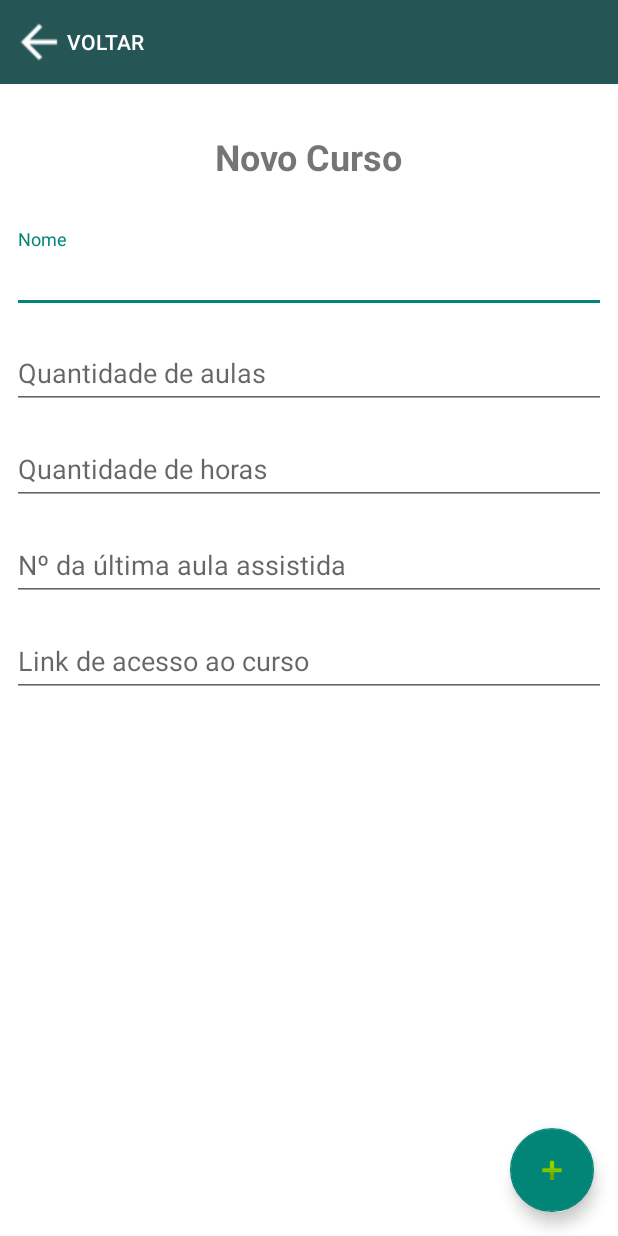
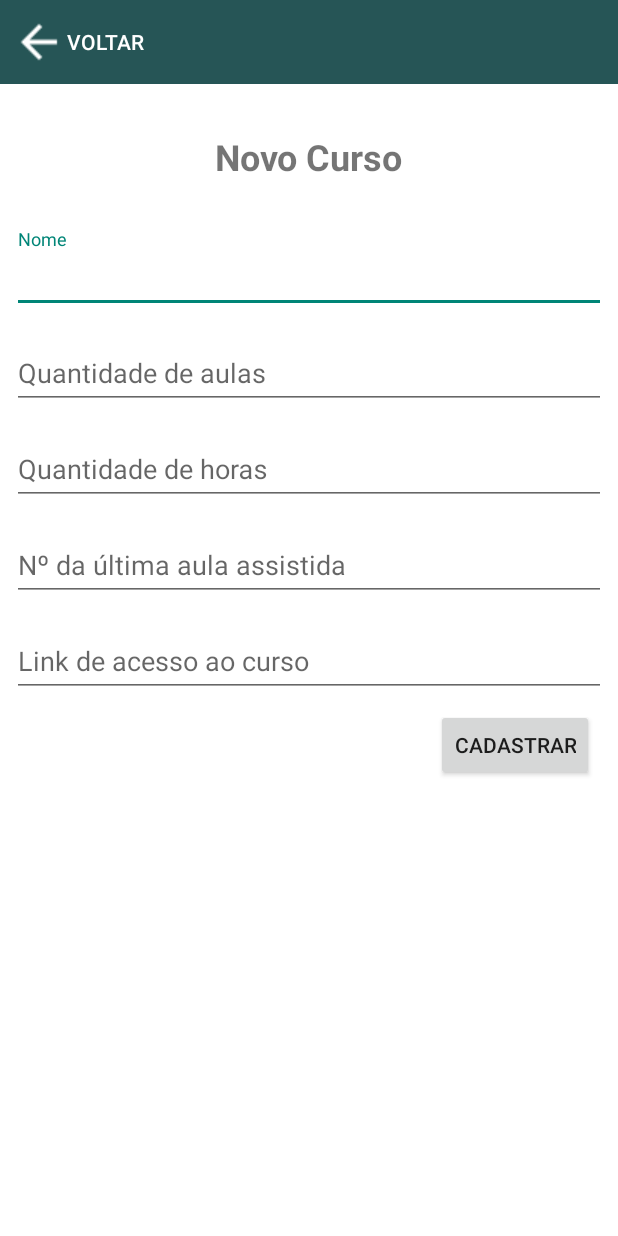
Before and after one commit to EmersonDantas/CoursesCounter, an Android app: the AddNewCourseActivity screen opened directly, with no data from a screen before it, on a phone screen of 412 x 824 dp. Run offline under Robolectric (Android 15) with nearby library versions, the phone set to English and light mode, and no system bars.

Commit message:
Adicionado pedido de confirmação do usuario ao deletar um curso; limpando componentes de texto ao cadastrar novo curso.

```diff
--- a/app/src/main/java/me/emersondantas/coursescounter/activity/AddNewCourseActivity.java
+++ b/app/src/main/java/me/emersondantas/coursescounter/activity/AddNewCourseActivity.java
@@ -1,10 +1,6 @@
 package me.emersondantas.coursescounter.activity;
 
-import android.annotation.SuppressLint;
-import android.annotation.TargetApi;
 import android.graphics.drawable.Drawable;
-import android.os.Build;
-import android.support.annotation.RequiresApi;
 import android.support.design.widget.FloatingActionButton;
 import android.support.design.widget.Snackbar;
 import android.support.v7.app.AppCompatActivity;
@@ -20,8 +16,7 @@ import me.emersondantas.coursescounter.model.bean.Course;
 import me.emersondantas.coursescounter.model.dao.CourseDAO;
 
 public class AddNewCourseActivity extends AppCompatActivity {
-    private Button btnBack;
-    private FloatingActionButton btnRegister;
+    private Button btnBack, btnRegister;
     private EditText etName, etNumLessons, etNumHours, etCurrentLesson, etLink;
 
     protected void onCreate(Bundle savedInstanceState) {
@@ -56,6 +51,7 @@ public class AddNewCourseActivity extends AppCompatActivity {
                 try {
                     newCourse = catchingDados();
                     CourseDAO.getInstance(getApplicationContext()).insertInTo(newCourse);
+                    clearAllImput();
                     showSnackBarResult(v, true);
                     CourseAdapter.getInstance().updateRecyclerView();
                 } catch (InvalidInputException e) {
@@ -118,6 +114,14 @@ public class AddNewCourseActivity extends AppCompatActivity {
         }
     }
 
+    private void clearAllImput(){
+        etName.setText("");
+        etNumLessons.setText("");
+        etNumHours.setText("");
+        etCurrentLesson.setText("");
+        etLink.setText("");
+    }
+
     private void showSnackBarResult(View v, boolean result){
         Snackbar resultBar = Snackbar.make(v, "result", Snackbar.LENGTH_LONG);
 
--- a/app/src/main/java/me/emersondantas/coursescounter/fragment/EditCourseFragment.java
+++ b/app/src/main/java/me/emersondantas/coursescounter/fragment/EditCourseFragment.java
@@ -1,17 +1,13 @@
 package me.emersondantas.coursescounter.fragment;
 
 
-import android.content.Context;
 import android.os.Bundle;
 import android.support.design.widget.TextInputEditText;
 import android.support.v4.app.Fragment;
-import android.util.Log;
 import android.view.LayoutInflater;
 import android.view.View;
 import android.view.ViewGroup;
 import android.widget.Button;
-import android.widget.EditText;
-import android.widget.Toast;
 
 import me.emersondantas.coursescounter.R;
 import me.emersondantas.coursescounter.activity.MenuActivity;
--- a/app/src/main/res/layout/activity_add_new_course.xml
+++ b/app/src/main/res/layout/activity_add_new_course.xml
@@ -5,13 +5,12 @@
     android:layout_width="match_parent"
     android:layout_height="match_parent"
     android:background="@android:color/background_light"
-    android:theme="@style/course_counter_theme"
     tools:context=".activity.AddNewCourseActivity">
 
     <android.support.v7.widget.Toolbar
         android:id="@+id/toolbar2"
         android:layout_width="0dp"
-        android:layout_height="wrap_content"
+        android:layout_height="56dp"
         android:background="@color/main_color_green"
         android:minHeight="?attr/actionBarSize"
         android:theme="?attr/actionBarTheme"
@@ -166,17 +165,15 @@
         app:layout_constraintStart_toStartOf="parent"
         app:layout_constraintTop_toBottomOf="@+id/toolbar2" />
 
-    <android.support.design.widget.FloatingActionButton
+    <Button
         android:id="@+id/btnRegister"
         android:layout_width="wrap_content"
         android:layout_height="wrap_content"
+        android:layout_marginTop="8dp"
         android:layout_marginEnd="16dp"
         android:layout_marginRight="16dp"
-        android:layout_marginBottom="16dp"
-        android:clickable="true"
-        app:fabSize="normal"
-        app:layout_constraintBottom_toBottomOf="parent"
+        android:text="@string/cadastrar_button"
         app:layout_constraintEnd_toEndOf="parent"
-        app:srcCompat="@android:drawable/ic_input_add" />
+        app:layout_constraintTop_toBottomOf="@+id/textInputLayout5" />
 
 </android.support.constraint.ConstraintLayout>
--- a/app/src/main/res/layout/activity_login.xml
+++ b/app/src/main/res/layout/activity_login.xml
@@ -4,7 +4,6 @@
     xmlns:tools="http://schemas.android.com/tools"
     android:layout_width="match_parent"
     android:layout_height="match_parent"
-    android:theme="@style/course_counter_theme"
     tools:context="me.emersondantas.coursescounter.activity.LoginActivity">
 
     <TextView
--- a/app/src/main/res/layout/fragment_edit_course.xml
+++ b/app/src/main/res/layout/fragment_edit_course.xml
@@ -6,7 +6,6 @@
     android:layout_height="wrap_content"
     android:background="@android:color/white"
     android:orientation="vertical"
-    android:padding="8dp"
     tools:context=".fragment.EditCourseFragment">
 
     <!-- TODO: Update blank fragment layout -->
--- a/app/src/main/res/layout/fragment_info_course.xml
+++ b/app/src/main/res/layout/fragment_info_course.xml
@@ -6,7 +6,6 @@
     android:layout_height="wrap_content"
     android:background="@android:color/white"
     android:orientation="vertical"
-    android:padding="8dp"
     tools:context=".fragment.InfoCourseFragment">
 
     <!-- TODO: Update blank fragment layout -->
--- a/app/src/main/res/values/styles.xml
+++ /dev/null
@@ -1,17 +0,0 @@
-<resources>
-
-    <!-- Base application theme. -->
-    <style name="AppTheme" parent="Theme.AppCompat.Light.NoActionBar">
-        <!-- Customize your theme here. -->
-        <item name="colorPrimary">@color/main_color_green</item>
-        <item name="colorPrimaryDark">@color/colorPrimaryDark</item>
-        <item name="colorAccent">@color/colorAccent</item>
-        <item name="android:colorForeground">@android:color/background_light</item>
-        <item name="android:windowBackground">@android:color/background_dark</item>
-    </style>
-
-    <style name="course_counter_theme" parent="Theme.AppCompat.Light.NoActionBar" >
-        <item name="android:colorBackground">@android:color/background_light</item>
-    </style>
-
-</resources>
```
Also changed, not shown: app/src/main/AndroidManifest.xml (+5 -3 lines), app/src/main/java/me/emersondantas/coursescounter/activity/MenuActivity.java (+33 -1 lines), app/src/main/java/me/emersondantas/coursescounter/adapter/CourseAdapter.java (+7 -8 lines), app/src/main/res/layout/activity_menu.xml (+5 -5 lines).
